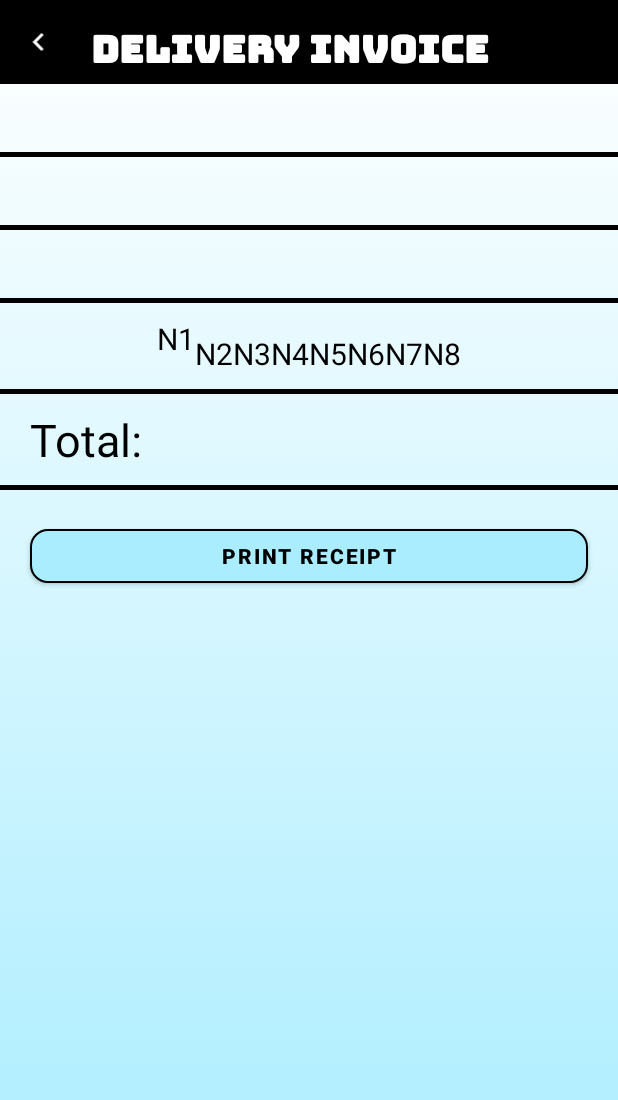
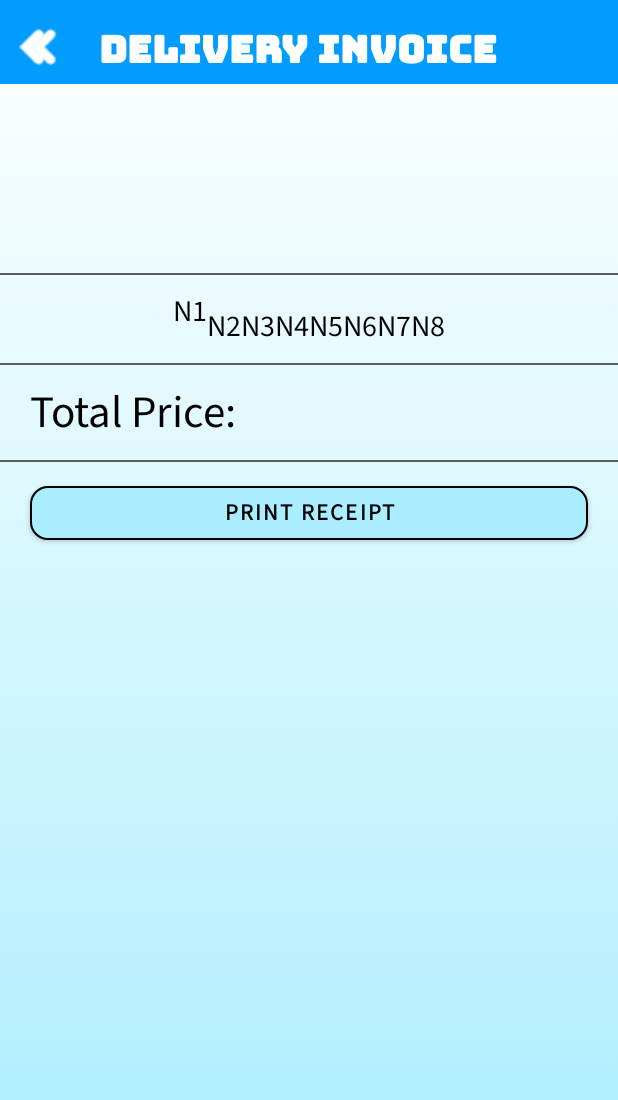
Before and after one commit to SatoshiGNJA/EnjelWater, an Android app: the layout activity_main.xml on its own in the app's theme, with its tools: preview values and no code run, on a phone screen of 412 x 824 dp. Shown: the top 1100 px of the screen. Run offline under Robolectric (Android 15) with nearby library versions, the light colour scheme and no system bars; Roboto replaces fonts that are not available here.

Commit message:
Add changes to Print Module Designs
- Change back button image
- change the layout for name, cellphone number and customer

```diff
--- a/app/src/main/res/layout/activity_main.xml
+++ b/app/src/main/res/layout/activity_main.xml
@@ -4,14 +4,15 @@
     xmlns:tools="http://schemas.android.com/tools"
     android:layout_width="match_parent"
     android:layout_height="match_parent"
-    tools:context=".MainActivity"
+    android:background="@drawable/gradient_background"
     android:orientation="vertical"
-    android:background="@drawable/gradient_background">
+    tools:context=".MainActivity">
+
     <LinearLayout
         android:id="@+id/panel"
         android:layout_width="match_parent"
         android:layout_height="?android:attr/actionBarSize"
-        android:background="@color/black"
+        android:background="@color/blue"
         android:orientation="horizontal"
         android:weightSum="16">
 
@@ -20,14 +21,16 @@
             android:layout_width="0dp"
             android:layout_height="wrap_content"
             android:layout_gravity="start|center_vertical"
+            android:layout_marginTop="3dp"
             android:layout_weight="2"
-            android:src="@drawable/ic_baseline_navigate_before_24"
+            android:src="@drawable/back_arrow"
             app:tint="@color/white" />
 
         <TextView
             android:layout_width="0dp"
             android:layout_height="wrap_content"
             android:layout_gravity="center_vertical"
+            android:layout_marginStart="10dp"
             android:layout_weight="11"
             android:fontFamily="@font/bungee"
             android:gravity="center"
@@ -41,61 +44,49 @@
 
     <TextView
         android:id="@+id/custname"
+        android:layout_width="match_parent"
+        android:layout_height="wrap_content"
         android:layout_marginStart="20dp"
         android:layout_marginTop="10dp"
         android:layout_marginEnd="20dp"
-        android:layout_width="match_parent"
-        android:layout_height="wrap_content"
+        android:layout_marginBottom="10dp"
         android:fontFamily="@font/source_sans_pro"
         android:text=""
-        android:textSize="20dp"
-        android:textColor="@color/black"/>
-
-    <View
-        android:layout_marginTop="10dp"
-        android:layout_marginBottom="10dp"
-        android:layout_width="wrap_content"
-        android:layout_height="3dp"
-        android:layout_alignBottom="@+id/flex"
-        android:background="@color/black" />
+        android:textColor="@color/black"
+        android:textSize="20dp" />
 
     <TextView
         android:id="@+id/address"
+        android:layout_width="match_parent"
+        android:layout_height="wrap_content"
         android:layout_marginStart="20dp"
         android:layout_marginEnd="20dp"
-        android:layout_width="match_parent"
-        android:layout_height="wrap_content"
+        android:layout_marginBottom="10dp"
         android:fontFamily="@font/source_sans_pro"
         android:text=""
-        android:textSize="20dp"
-        android:textColor="@color/black"/>
+        android:textColor="@color/black"
+        android:textSize="20dp" />
 
-    <View
-        android:layout_marginTop="10dp"
-        android:layout_marginBottom="10dp"
-        android:layout_width="wrap_content"
-        android:layout_height="3dp"
-        android:layout_alignBottom="@+id/flex"
-        android:background="@color/black" />
 
     <TextView
         android:id="@+id/phone"
+        android:layout_width="match_parent"
+        android:layout_height="wrap_content"
         android:layout_marginStart="20dp"
         android:layout_marginEnd="20dp"
-        android:layout_width="match_parent"
-        android:layout_height="wrap_content"
+        android:layout_marginBottom="10dp"
         android:fontFamily="@font/source_sans_pro"
         android:text=""
-        android:textSize="20dp"
-        android:textColor="@color/black"/>
+        android:textColor="@color/black"
+        android:textSize="20dp" />
 
     <View
+        android:layout_width="wrap_content"
+        android:layout_alignBottom="@+id/flex"
         android:layout_marginTop="10dp"
         android:layout_marginBottom="10dp"
-        android:layout_width="wrap_content"
-        android:layout_height="3dp"
-        android:layout_alignBottom="@+id/flex"
-        android:background="@color/black" />
+        android:layout_height="1dp"
+        android:background="#5C5C5C" />
 
 
     <com.google.android.flexbox.FlexboxLayout
@@ -112,94 +103,110 @@
             android:id="@+id/n1"
             android:layout_width="wrap_content"
             android:layout_height="wrap_content"
+            android:fontFamily="@font/source_sans_pro"
             android:text="N1"
-            android:textSize="20dp"
-            android:textColor="@color/black"/>
+            android:textColor="@color/black"
+            android:textSize="20dp" />
+
         <TextView
             android:id="@+id/n2"
             android:layout_width="wrap_content"
             android:layout_height="wrap_content"
+            android:layout_marginTop="10dp"
+            android:fontFamily="@font/source_sans_pro"
             android:text="N2"
-            android:textSize="20dp"
-            android:layout_marginTop="10dp"
-            android:textColor="@color/black"/>
+            android:textColor="@color/black"
+            android:textSize="20dp" />
+
         <TextView
             android:id="@+id/n3"
             android:layout_width="wrap_content"
             android:layout_height="wrap_content"
+            android:layout_marginTop="10dp"
+            android:fontFamily="@font/source_sans_pro"
             android:text="N3"
-            android:textSize="20dp"
-            android:layout_marginTop="10dp"
-            android:textColor="@color/black"/>
+            android:textColor="@color/black"
+            android:textSize="20dp" />
+
         <TextView
             android:id="@+id/n4"
             android:layout_width="wrap_content"
             android:layout_height="wrap_content"
+            android:layout_marginTop="10dp"
+            android:fontFamily="@font/source_sans_pro"
             android:text="N4"
-            android:layout_marginTop="10dp"
-            android:textSize="20dp"
-            android:textColor="@color/black"/>
+            android:textColor="@color/black"
+            android:textSize="20dp" />
+
         <TextView
             android:id="@+id/n5"
             android:layout_width="wrap_content"
             android:layout_height="wrap_content"
+            android:layout_marginTop="10dp"
+            android:fontFamily="@font/source_sans_pro"
             android:text="N5"
-            android:layout_marginTop="10dp"
-            android:textSize="20dp"
-            android:textColor="@color/black"/>
+            android:textColor="@color/black"
+            android:textSize="20dp" />
+
         <TextView
             android:id="@+id/n6"
             android:layout_width="wrap_content"
             android:layout_height="wrap_content"
+            android:layout_marginTop="10dp"
+            android:fontFamily="@font/source_sans_pro"
             android:text="N6"
-            android:layout_marginTop="10dp"
-            android:textSize="20dp"
-            android:textColor="@color/black"/>
+            android:textColor="@color/black"
+            android:textSize="20dp" />
+
         <TextView
             android:id="@+id/n7"
             android:layout_width="wrap_content"
             android:layout_height="wrap_content"
+            android:layout_marginTop="10dp"
+            android:fontFamily="@font/source_sans_pro"
             android:text="N7"
-            android:layout_marginTop="10dp"
-            android:textSize="20dp"
-            android:textColor="@color/black"/>
+            android:textColor="@color/black"
+            android:textSize="20dp" />
+
         <TextView
             android:id="@+id/n8"
             android:layout_width="wrap_content"
             android:layout_height="wrap_content"
+            android:layout_marginTop="10dp"
+            android:fontFamily="@font/source_sans_pro"
             android:text="N8"
-            android:layout_marginTop="10dp"
-            android:textSize="20dp"
-            android:textColor="@color/black"/>
+            android:textColor="@color/black"
+            android:textSize="20dp" />
 
 
     </com.google.android.flexbox.FlexboxLayout>
 
     <View
+        android:layout_width="wrap_content"
+        android:layout_alignBottom="@+id/flex"
         android:layout_marginTop="10dp"
         android:layout_marginBottom="10dp"
-        android:layout_width="wrap_content"
-        android:layout_height="3dp"
-        android:layout_alignBottom="@+id/flex"
-        android:background="@color/black" />
+        android:layout_height="1dp"
+        android:background="#5C5C5C" />
 
     <TextView
         android:id="@+id/total"
+        android:layout_width="match_parent"
+        android:layout_height="wrap_content"
         android:layout_marginStart="20dp"
         android:layout_marginEnd="20dp"
-        android:layout_width="match_parent"
-        android:layout_height="wrap_content"
-        android:text="Total: "
-        android:textSize="30dp"
-        android:textColor="@color/black"/>
+        android:fontFamily="@font/source_sans_pro"
+        android:text="Total Price: "
+        android:textColor="@color/black"
+        android:textSize="30dp" />
 
     <View
+        android:layout_width="wrap_content"
+        android:layout_alignBottom="@+id/flex"
         android:layout_marginTop="10dp"
-        android:layout_marginBottom="10dp"
-        android:layout_width="wrap_content"
-        android:layout_height="3dp"
-        android:layout_alignBottom="@+id/flex"
-        android:background="@color/black" />
+        android:layout_marginBottom="0dp"
+        android:layout_height="1dp"
+        android:background="#5C5C5C" />
 
     <Button
         android:id="@+id/btn_print"
@@ -208,12 +215,14 @@
         android:layout_marginStart="20dp"
         android:layout_marginTop="10dp"
         android:layout_marginEnd="20dp"
+        android:fontFamily="@font/source_sans_pro"
         android:text="Print Receipt"
+        android:textSize="15sp"
         android:textColor="@color/black"
         android:textStyle="bold"
         android:transitionName="button_tran"
         app:backgroundTint="#A9EDFF"
+        app:cornerRadius="12dp"
         app:strokeColor="@color/black"
-        app:strokeWidth="1dp"
-        app:cornerRadius="12dp"/>
+        app:strokeWidth="1dp" />
 </LinearLayout>
```
Also changed, not shown: app/src/main/res/drawable-v24/back_arrow.png (added).
